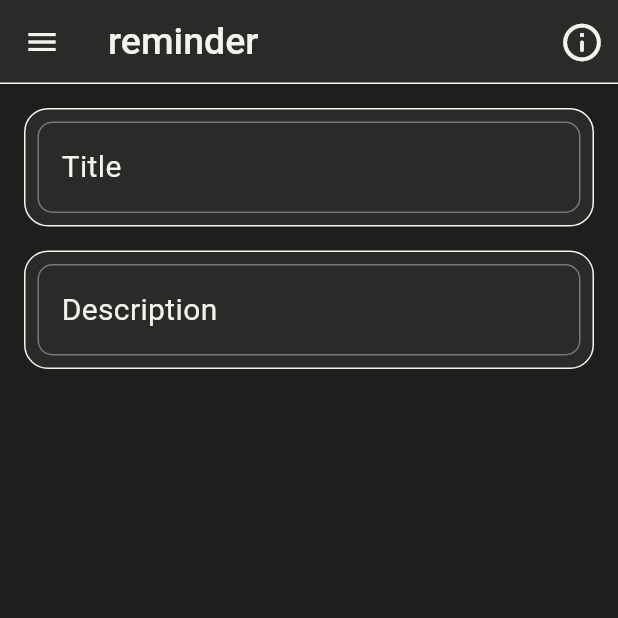
After one commit to erolegerkan/reminder, a Flutter app: the NewReminderScreen screen opened by its route, on a phone screen of 412 x 824 dp, the top half of it. The commit adds this screen. Run offline on Flutter 3.47's test engine with Material 3 defaults, Android fonts, the phone set to English and light mode, and no system bars; our stand-ins replace google_fonts; Roboto replaces fonts that are missing (Literata).

Commit message:
feat: Add skeleton design for NewReminderScreen

```diff
--- /dev/null
+++ b/lib/core/design/r_numbers.dart
@@ -0,0 +1,6 @@
+class RNumbers {
+  static const double circularPadding = 16;
+  static const double defaultPadding = 8;
+  static const double defaultMargin = 16;
+  static const double circularBorderV2 = 10;
+}
--- a/lib/core/widgets/r_text.dart
+++ b/lib/core/widgets/r_text.dart
@@ -8,17 +8,19 @@ class RText extends StatelessWidget {
     required this.textData,
     this.fontWeight = FontWeight.normal,
     required this.fontSize,
+    this.textAlign = TextAlign.center,
   });
 
   final String textData;
   final FontWeight fontWeight;
   final double fontSize;
+  final TextAlign textAlign;
 
   @override
   Widget build(BuildContext context) {
     return Text(
       textData,
-      textAlign: TextAlign.center,
+      textAlign: textAlign,
       style: GoogleFonts.literata(
         fontStyle: FontStyle.normal,
         fontWeight: fontWeight,
--- /dev/null
+++ b/lib/core/widgets/r_textfield.dart
@@ -0,0 +1,34 @@
+import 'package:flutter/material.dart';
+import 'package:reminder/core/design/r_colors.dart';
+import 'package:reminder/core/design/r_numbers.dart';
+import 'package:reminder/core/widgets/r_text.dart';
+
+class RTextfield extends StatelessWidget {
+  const RTextfield({super.key, required this.textData});
+
+  final String textData;
+
+  @override
+  Widget build(BuildContext context) {
+    return Container(
+      padding: EdgeInsets.all(RNumbers.defaultPadding),
+      margin: EdgeInsets.only(top:RNumbers.defaultMargin,right: RNumbers.defaultMargin,left: RNumbers.defaultMargin),
+      decoration: BoxDecoration(
+        color: RColors.darkCard,
+        border: Border.all(
+          color: RColors.darkTitle,
+        ),
+        borderRadius: BorderRadius.circular(RNumbers.circularPadding)
+      ),
+      child: TextField(
+        decoration: InputDecoration(
+          border: OutlineInputBorder(
+            borderRadius: BorderRadius.circular(RNumbers.circularBorderV2)
+          ),
+          hint: RText(textData: textData, fontSize: 20,textAlign: TextAlign.start,),
+          focusColor: RColors.darkTitle
+        ),
+      ),
+    );
+  }
+}
--- a/lib/features/home/presentation/home_screen.dart
+++ b/lib/features/home/presentation/home_screen.dart
@@ -1,7 +1,7 @@
 import 'package:flutter/material.dart';
 import 'package:reminder/core/design/r_colors.dart';
 import 'package:reminder/core/widgets/r_appbar.dart';
-import 'package:reminder/core/widgets/r_drawer.dart';
+import 'package:reminder/core/widgets/r_drawer/r_drawer.dart';
 import 'package:reminder/core/widgets/r_icon.dart';
 
 class HomeScreen extends StatelessWidget {
@@ -14,7 +14,9 @@ class HomeScreen extends StatelessWidget {
       drawer: RDrawer(),
       backgroundColor: RColors.darkBackground,
       floatingActionButton: FloatingActionButton(
-        onPressed: () {},
+        onPressed: () {
+          Navigator.pushNamed(context, "/new_reminder");
+        },
         backgroundColor: RColors.darkCard,
         child: Container(
           decoration: BoxDecoration(
--- /dev/null
+++ b/lib/features/new_reminder/presentation/new_reminder_screen.dart
@@ -0,0 +1,27 @@
+import 'package:flutter/material.dart';
+import 'package:reminder/core/design/r_colors.dart';
+import 'package:reminder/core/widgets/r_appbar.dart';
+import 'package:reminder/core/widgets/r_drawer/r_drawer.dart';
+import 'package:reminder/core/widgets/r_text.dart';
+import 'package:reminder/core/widgets/r_textfield.dart';
+
+class NewReminderScreen extends StatelessWidget {
+  const NewReminderScreen({super.key});
+
+  @override
+  Widget build(BuildContext context) {
+    return Scaffold(
+      appBar: RAppBar(),
+      drawer: RDrawer(),
+      backgroundColor: RColors.darkBackground,
+      body: SafeArea(
+        child: Column(
+          children: [
+            RTextfield(textData: "Title"),
+            RTextfield(textData: "Description"),
+          ],
+        ),
+      ),
+    );
+  }
+}
--- a/lib/main.dart
+++ b/lib/main.dart
@@ -1,5 +1,6 @@
 import 'package:flutter/material.dart';
 import 'package:reminder/features/home/presentation/home_screen.dart';
+import 'package:reminder/features/new_reminder/presentation/new_reminder_screen.dart';
 
 void main() {
   runApp(const MainApp());
@@ -14,6 +15,7 @@ class MainApp extends StatelessWidget {
       debugShowCheckedModeBanner: false,
       routes: {
         "/home" : (context) => HomeScreen(),
+        "/new_reminder" : (context) => NewReminderScreen(),
       },
       initialRoute: "/home",
     );
```
Also changed, not shown: lib/core/widgets/r_drawer/r_drawer.dart (renamed from lib/core/widgets/r_drawer.dart).
